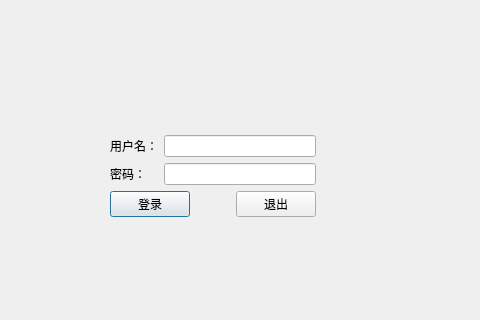
Above: SmartHome/logindialog.ui from w2565380-crypto/my-warehouse before the change; both pictures show x 340 to 820 and y 214 to 534 of the 1105 by 780 pixel window. Below: the same form after it.
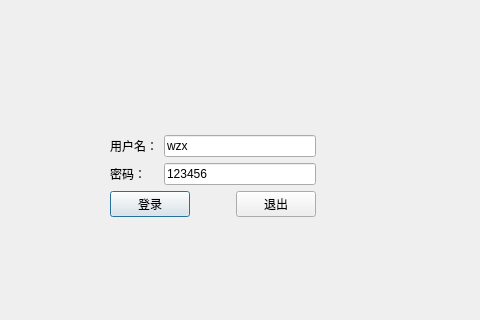
That is the form after the change.

Commit message: 修复了页面跳转功能，服务器日志界面能够正确返回上一级

Patch:
```diff
--- a/SmartHome/logindialog.ui
+++ b/SmartHome/logindialog.ui
@@ -54,10 +54,18 @@
        <item row="0" column="1" rowspan="2">
         <layout class="QVBoxLayout" name="verticalLayout">
          <item>
-          <widget class="QLineEdit" name="editUser"/>
+          <widget class="QLineEdit" name="editUser">
+           <property name="text">
+            <string>wzx</string>
+           </property>
+          </widget>
          </item>
          <item>
-          <widget class="QLineEdit" name="editPwd"/>
+          <widget class="QLineEdit" name="editPwd">
+           <property name="text">
+            <string>123456</string>
+           </property>
+          </widget>
          </item>
         </layout>
        </item>
```
The commit also changes 1 other file.
